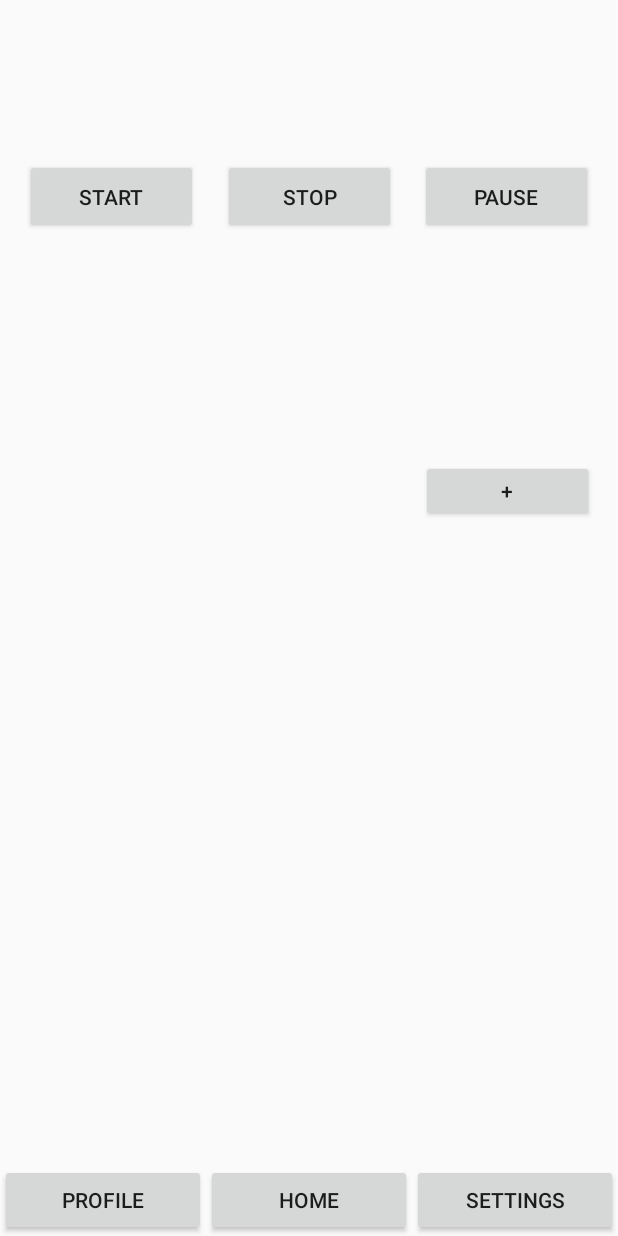
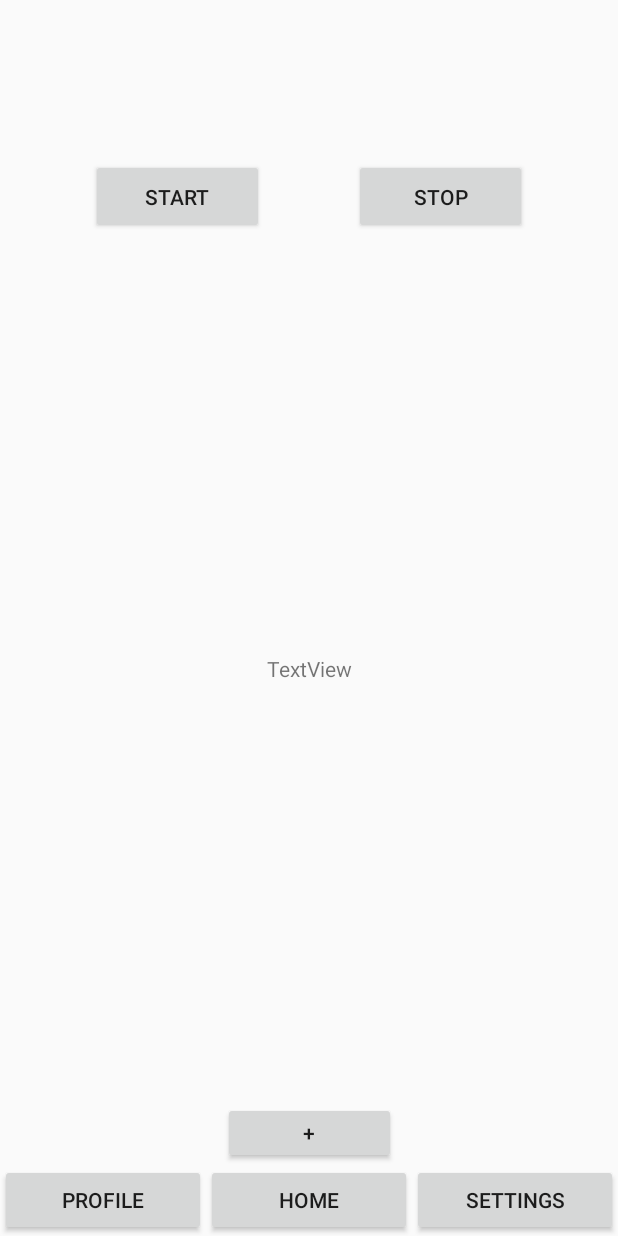
Before and after one commit to Vincmuk/MobilProgGruppe16, an Android app built with Jetpack Compose: the screen it shows after launch (MainActivity), on a phone screen of 412 x 824 dp. Run offline under Robolectric (Android 15) with nearby library versions, the phone set to English and light mode, and no system bars; our stand-ins replace androidx.preference; libraries missing offline, so code that uses them is left out: timerx.buildTimer; 3 statements that could not run were skipped.

Commit message:
midway poms

```diff
--- a/app/src/main/AndroidManifest.xml
+++ b/app/src/main/AndroidManifest.xml
@@ -23,6 +23,9 @@
                 <category android:name="android.intent.category.LAUNCHER" />
             </intent-filter>
         </activity>
+        <activity android:name=".ActivityWindow"
+            android:theme="@style/CustomTheme">
+        </activity>
     </application>
 
 </manifest>
--- a/app/src/main/java/com/example/pomodorotimer/TimerFragment.kt
+++ b/app/src/main/java/com/example/pomodorotimer/TimerFragment.kt
@@ -1,4 +1,6 @@
 package com.example.pomodorotimer
+import android.annotation.SuppressLint
+import android.content.Intent
 import android.os.Bundle
 import android.os.CountDownTimer
 import android.util.Log
@@ -16,8 +18,13 @@ class TimerFragment : Fragment() {
     private lateinit var text_time: TextView
     private lateinit var btn_start: TextView
     private lateinit var btn_stop: TextView
-    private lateinit var btn_pause: TextView
+    private lateinit var btn_addtask: TextView
+    private lateinit var test_text: TextView
+    private var state = false
 
+    private var pomsToAddValue: Int = 0
+
+    @SuppressLint("SetTextI18n")
     override fun onCreateView(
         inflater: LayoutInflater, container: ViewGroup?,
         savedInstanceState: Bundle?
@@ -27,7 +34,8 @@ class TimerFragment : Fragment() {
         text_time = view.findViewById(R.id.text_time)
         btn_start = view.findViewById(R.id.btn_start)
         btn_stop = view.findViewById(R.id.btn_stop)
-        btn_pause = view.findViewById(R.id.btn_pause)
+        btn_addtask = view.findViewById(R.id.btn_addtask)
+        test_text = view.findViewById(R.id.testText)
 
         var cTimer: CountDownTimer? = null
         lateinit var timer: Timer
@@ -47,13 +55,32 @@ class TimerFragment : Fragment() {
 
         text_time.text = timer.formattedStartTime
 
-        btn_start.setOnClickListener { timer.start() }
+        btn_start.setOnClickListener {
+            if (!state) {
+                timer.start()
+                flip()
+                btn_start.text = "Pause"
+            } else {
+                btn_start.text = "Resume"
+                timer.stop()
+                flip()
+            }
+
+        }
         btn_stop.setOnClickListener {
             timer.stop()
             timer.setTime(15, TimeUnit.MINUTES)
             text_time.text = timer.remainingFormattedTime
+
+            test_text.text = pomsToAddValue.toString()
         }
-        btn_pause.setOnClickListener { timer.stop() }
+
+        btn_addtask.setOnClickListener {
+            val intent = Intent(context, ActivityWindow::class.java)
+            intent.putExtra("pomsToAddValue", pomsToAddValue)
+            startActivity(intent)
+
+        }
 
         return view
     }
@@ -61,4 +88,9 @@ class TimerFragment : Fragment() {
     private fun showToast(text: String) {
         Toast.makeText(requireContext(), text, Toast.LENGTH_SHORT).show()
     }
+
+    private fun flip(): Boolean {
+        state = !state
+        return state
+    }
 }
--- a/app/src/main/res/layout/activity_main.xml
+++ b/app/src/main/res/layout/activity_main.xml
@@ -10,8 +10,8 @@
 		android:id="@+id/fragment_container"
 		android:layout_width="match_parent"
 		android:layout_height="match_parent"
-		android:layout_above="@+id/bottom_navigation"
-		app:layout_constraintBottom_toTopOf="@+id/bottom_navigation"
+		android:layout_above="@id/navigation_buttons"
+		app:layout_constraintBottom_toTopOf="parent"
 		app:layout_constraintTop_toTopOf="parent" />
 
 	<androidx.compose.ui.platform.ComposeView
--- a/app/src/main/res/layout/fragment_timer.xml
+++ b/app/src/main/res/layout/fragment_timer.xml
@@ -26,29 +26,17 @@
 			android:layout_height="50dp"
 			android:layout_marginTop="25dp"
 			android:text="Stop"
-            app:layout_constraintEnd_toStartOf="@+id/btn_pause"
+			app:layout_constraintEnd_toEndOf="parent"
 			app:layout_constraintStart_toEndOf="@+id/btn_start"
-            app:layout_constraintTop_toBottomOf="@+id/text_time" />
-
-		<Button
-            android:id="@+id/btn_pause"
-            android:layout_width="115dp"
-            android:layout_height="50dp"
-            android:layout_marginTop="25dp"
-            android:text="Pause"
-            app:layout_constraintEnd_toEndOf="parent"
-            app:layout_constraintStart_toEndOf="@+id/btn_stop"
 			app:layout_constraintTop_toBottomOf="@+id/text_time" />
 
 		<Button
 			android:id="@+id/btn_addtask"
 			android:layout_width="115dp"
 			android:layout_height="41dp"
-            android:layout_marginBottom="476dp"
 			android:text="+"
 			app:layout_constraintBottom_toBottomOf="parent"
 			app:layout_constraintEnd_toEndOf="parent"
-            app:layout_constraintHorizontal_bias="0.945"
 			app:layout_constraintStart_toStartOf="parent" />
 
 		<TextView
@@ -60,6 +48,16 @@
             app:layout_constraintStart_toStartOf="parent"
             app:layout_constraintTop_toTopOf="parent" />
 
+		<TextView
+			android:id="@+id/testText"
+			android:layout_width="wrap_content"
+			android:layout_height="wrap_content"
+			android:text="TextView"
+			app:layout_constraintBottom_toTopOf="@+id/btn_addtask"
+			app:layout_constraintEnd_toEndOf="parent"
+			app:layout_constraintStart_toStartOf="parent"
+			app:layout_constraintTop_toBottomOf="@+id/btn_stop" />
+
 	</androidx.constraintlayout.widget.ConstraintLayout>
 
 </LinearLayout>
--- a/app/src/main/res/values/themes.xml
+++ b/app/src/main/res/values/themes.xml
@@ -5,4 +5,9 @@
         <!-- Customize theme attributes as needed -->
     </style>
 
+    <style name="CustomTheme" parent="Theme.AppCompat.Light.NoActionBar">
+        <item name="android:windowIsTranslucent">true</item>
+        <item name="android:windowCloseOnTouchOutside">true</item>
+    </style>
+
 </resources>
```
Also changed, not shown: app/src/main/java/com/example/pomodorotimer/ActivityWindow.kt (added, +40 -0 lines), app/src/main/res/layout/activity_window.xml (added, +29 -0 lines). Lines whose indentation alone changed are shown as unchanged.
